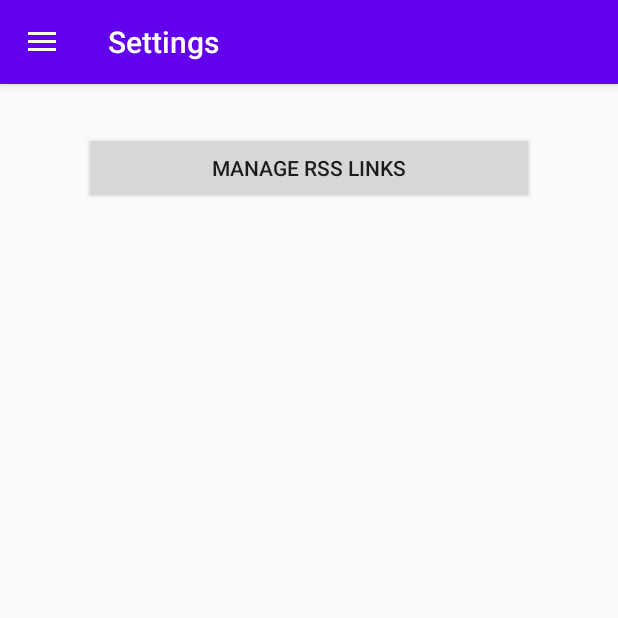
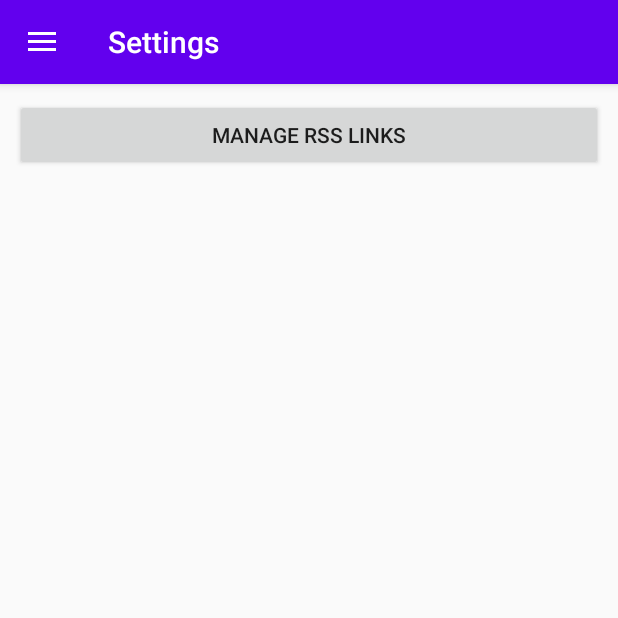
Before and after one commit to brdby/AgNews, an Android app: the screen it shows after launch (MainActivity), in the side drawer, after a tap on "Settings", on a phone screen of 412 x 824 dp, the top half of it. Run offline under Robolectric (Android 15) with nearby library versions, the phone set to English and light mode, and no system bars; our stand-ins replace Room's generated code, navigation-ui.

Commit message:
settings fix

```diff
--- a/app/src/main/java/com/haskellish/agrinews/ui/news/NewsFragment.java
+++ b/app/src/main/java/com/haskellish/agrinews/ui/news/NewsFragment.java
@@ -67,11 +67,11 @@ public class NewsFragment extends ListFragment {
         NewsDB db = NewsApp.getInstance().getDatabase();
         RSSDao rssDao = db.rssDao();
         List<RSS> links = rssDao.getAll();
+        if (!links.isEmpty()) setListShown(false);
         for (RSS rss : links){
             ParsingTask updateTask = new ParsingTask();
             updateTask.execute(rss.url);
         }
-        setListShown(false);
     }
 
     @Override
--- a/app/src/main/java/com/haskellish/agrinews/ui/settings/ManageRSSActivity.java
+++ b/app/src/main/java/com/haskellish/agrinews/ui/settings/ManageRSSActivity.java
@@ -2,21 +2,15 @@ package com.haskellish.agrinews.ui.settings;
 
 import android.app.Activity;
 import android.os.Bundle;
-import android.util.SparseBooleanArray;
 import android.view.View;
 import android.widget.AdapterView;
 import android.widget.ArrayAdapter;
 import android.widget.Button;
-import android.widget.CheckBox;
-import android.widget.ListAdapter;
 import android.widget.ListView;
 
 import androidx.annotation.Nullable;
-import androidx.annotation.StringRes;
-import androidx.recyclerview.widget.RecyclerView;
 
 import com.google.android.material.textfield.TextInputEditText;
-import com.google.android.material.textfield.TextInputLayout;
 import com.haskellish.agrinews.NewsApp;
 import com.haskellish.agrinews.R;
 import com.haskellish.agrinews.db.*;
--- a/app/src/main/java/com/haskellish/agrinews/ui/settings/SettingsFragment.java
+++ b/app/src/main/java/com/haskellish/agrinews/ui/settings/SettingsFragment.java
@@ -14,10 +14,7 @@ import androidx.fragment.app.Fragment;
 import com.haskellish.agrinews.R;
 import com.haskellish.agrinews.ui.MainActivity;
 
-public class SettingsFragment extends Fragment implements View.OnClickListener {
-    final private String[] catNames = new String[] {
-            "Рыжик", "Барсик", "Мурзик", "sample1", "sample2", "sample3"
-    };
+public class SettingsFragment extends Fragment {
 
     Button mngLinks;
 
@@ -31,13 +28,13 @@ public class SettingsFragment extends Fragment implements View.OnClickListener {
     @Override
     public void onViewCreated(@NonNull View view, @Nullable Bundle savedInstanceState) {
         super.onViewCreated(view, savedInstanceState);
-        mngLinks = getActivity().findViewById(R.id.mngLinks);
-        mngLinks.setOnClickListener(this);
-    }
-
-    @Override
-    public void onClick(View view) {
-        Intent intent = new Intent(this.getContext(), ManageRSSActivity.class);
-        startActivity(intent);
+        mngLinks = view.findViewById(R.id.mngLinks);
+        mngLinks.setOnClickListener(new View.OnClickListener() {
+            @Override
+            public void onClick(View view) {
+                Intent intent = new Intent(SettingsFragment.this.getActivity(), ManageRSSActivity.class);
+                startActivity(intent);
+            }
+        });
     }
 }
--- a/app/src/main/res/layout/settings_fragment.xml
+++ b/app/src/main/res/layout/settings_fragment.xml
@@ -4,13 +4,13 @@
     xmlns:app="http://schemas.android.com/apk/res-auto"
     xmlns:tools="http://schemas.android.com/tools"
     android:layout_width="match_parent"
-    android:layout_height="match_parent">
+    android:layout_height="match_parent"
+    android:padding="10dp">
 
     <Button
         android:id="@+id/mngLinks"
-        android:layout_width="300dp"
+        android:layout_width="match_parent"
         android:layout_height="wrap_content"
-        android:layout_marginTop="32dp"
         android:text="@string/settings_manage_rss_links"
         app:layout_constraintEnd_toEndOf="parent"
         app:layout_constraintStart_toStartOf="parent"
```
